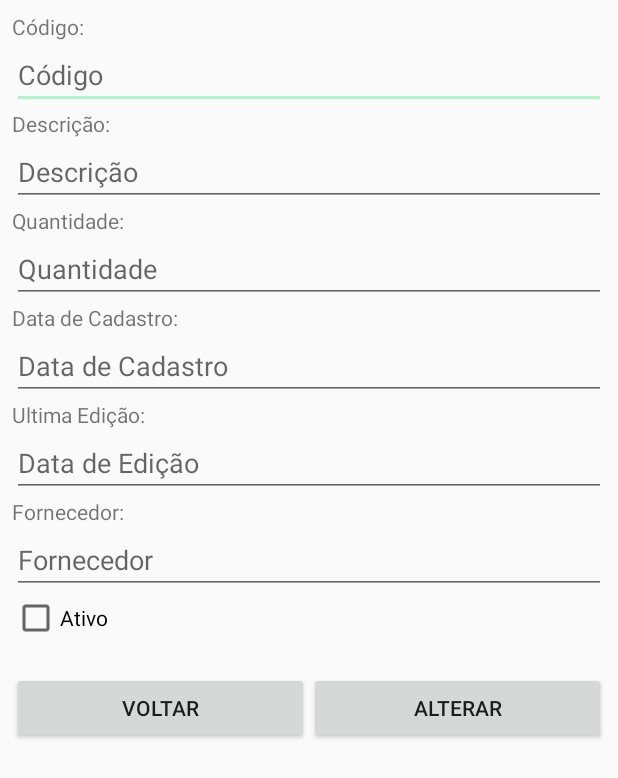
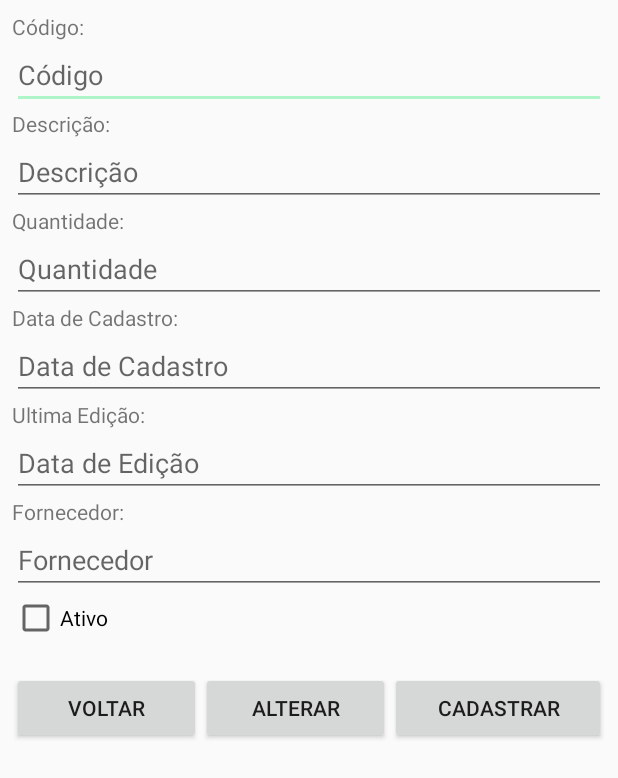
Before and after one commit to marcostmunhoz/devstock-app, an Android app: the layout activity_prod_alteracao.xml on its own in the app's theme, with its tools: preview values and no code run, on a phone screen of 412 x 824 dp. Shown: the top 778 px of the screen. Run offline under Robolectric (Android 15) with nearby library versions, the phone set to English and light mode, and no system bars; network calls fail.

```diff
--- a/app/src/main/AndroidManifest.xml
+++ b/app/src/main/AndroidManifest.xml
@@ -22,6 +22,7 @@
         </activity>
         <activity android:name=".ProdutosCRUD"></activity>
         <activity android:name=".MainActivity"></activity>
+        <activity android:name=".ProdAlteracaoActivity"></activity>
     </application>
 
 </manifest>
--- a/app/src/main/java/com/devstock/ApiHandler.java
+++ b/app/src/main/java/com/devstock/ApiHandler.java
@@ -18,7 +18,6 @@ public class ApiHandler {
     private static HashMap<Context, ApiHandler> instances = new HashMap<Context, ApiHandler>();
 
     private RequestQueue queue;
-
 
     public static synchronized ApiHandler getInstance(Activity act) {
         Context ctx = act.getApplicationContext();
@@ -61,6 +60,10 @@ public class ApiHandler {
         this.queue.add(new JsonObjectRequest(Request.Method.GET, BASE_PATH + "/produto/" + idProduto, null, success, error));
     }
 
+    public void newProduto(JSONObject dadosProduto, Response.Listener success, Response.ErrorListener error) {
+        this.queue.add(new JsonObjectRequest(Request.Method.POST, BASE_PATH + "/produto", dadosProduto, success, error));
+    }
+
     public void setProduto(int idProduto, JSONObject dadosProduto, Response.Listener success, Response.ErrorListener error) {
         this.queue.add(new JsonObjectRequest(Request.Method.PUT, BASE_PATH + "/produto/" + idProduto, dadosProduto, success, error));
     }
--- a/app/src/main/res/layout/activity_prod_alteracao.xml
+++ b/app/src/main/res/layout/activity_prod_alteracao.xml
@@ -5,6 +5,18 @@
     android:layout_width="match_parent"
     android:layout_height="match_parent"
     tools:context=".ProdAlteracaoActivity">
+
+    <ScrollView
+        android:layout_width="match_parent"
+        android:layout_height="match_parent"
+        app:layout_constraintBottom_toBottomOf="parent"
+        app:layout_constraintEnd_toEndOf="parent"
+        app:layout_constraintStart_toStartOf="parent"
+        app:layout_constraintTop_toTopOf="parent">
+
+        <android.support.constraint.ConstraintLayout
+            android:layout_width="match_parent"
+            android:layout_height="match_parent">
 
             <LinearLayout
                 android:id="@+id/linearLayout2"
@@ -56,6 +68,7 @@
                     android:id="@+id/etQtd"
                     android:layout_width="match_parent"
                     android:layout_height="wrap_content"
+                    android:editable="false"
                     android:ems="10"
                     android:hint="Quantidade"
                     android:inputType="textPersonName" />
@@ -70,6 +83,7 @@
                     android:id="@+id/etDCad"
                     android:layout_width="match_parent"
                     android:layout_height="wrap_content"
+                    android:editable="false"
                     android:ems="10"
                     android:hint="Data de Cadastro"
                     android:inputType="textPersonName" />
@@ -84,6 +98,7 @@
                     android:id="@+id/etDtCad"
                     android:layout_width="match_parent"
                     android:layout_height="wrap_content"
+                    android:editable="false"
                     android:ems="10"
                     android:hint="Data de Edição"
                     android:inputType="textPersonName" />
@@ -133,5 +148,15 @@
                     android:layout_height="wrap_content"
                     android:layout_weight="1"
                     android:text="Alterar" />
+
+                <Button
+                    android:id="@+id/btnCadastrar"
+                    android:layout_width="wrap_content"
+                    android:layout_height="wrap_content"
+                    android:layout_weight="1"
+                    android:text="Cadastrar" />
             </LinearLayout>
         </android.support.constraint.ConstraintLayout>
+    </ScrollView>
+
+</android.support.constraint.ConstraintLayout>
```
Also changed, not shown: app/src/main/java/com/devstock/ProdAlteracaoActivity.java (+51 -0 lines), app/src/main/java/com/devstock/ProdutosCRUD.java (+41 -0 lines), app/src/main/res/layout/activity_produtos_crud.xml (+17 -16 lines). Lines whose indentation alone changed are shown as unchanged.
